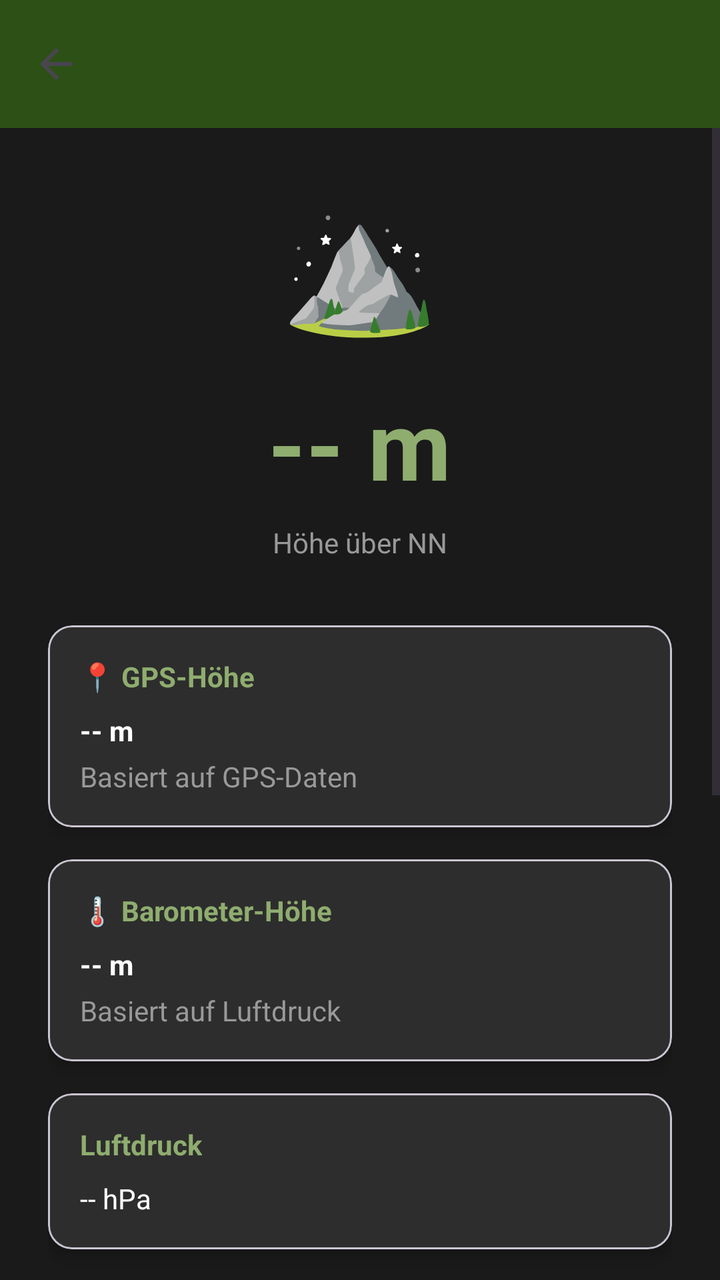
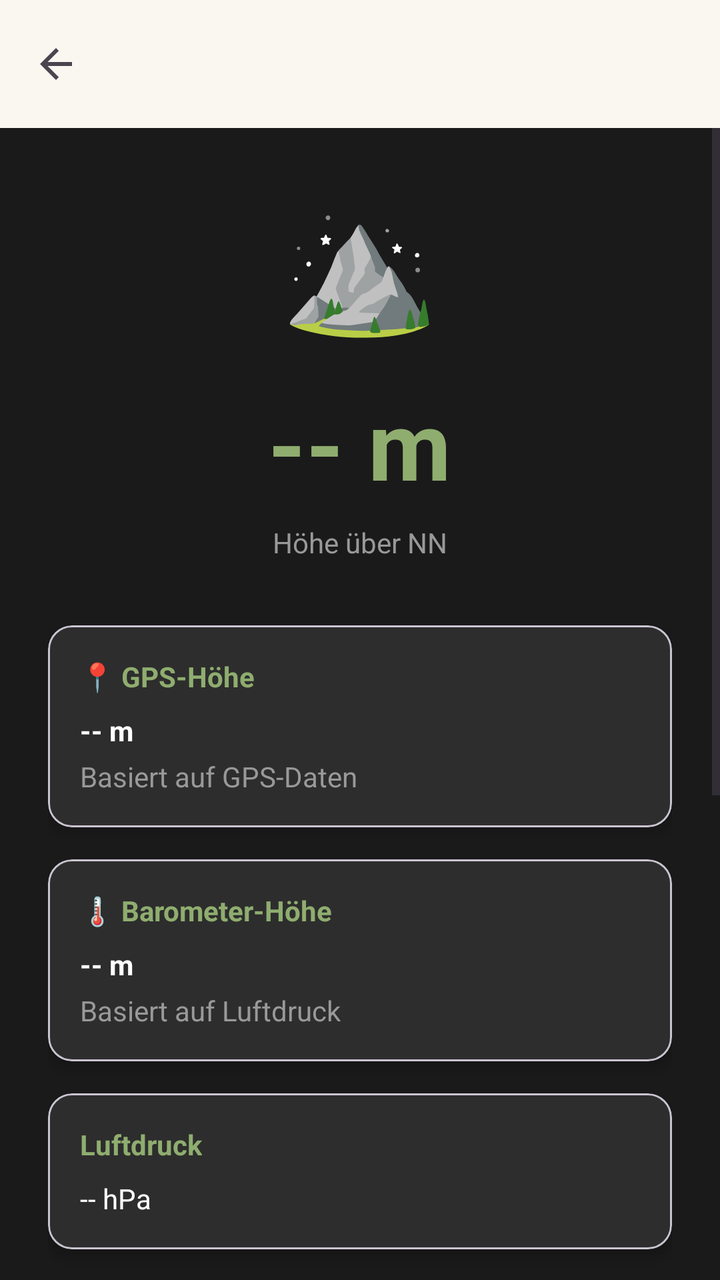

Before-and-after screenshots of an Android layout around one commit, followed by the original layout XML and the change that was made.
<!-- AndroidManifest.xml: application theme Theme.HundeWildnis -->
<!-- res/layout/activity_altimeter.xml -->
<?xml version="1.0" encoding="utf-8"?>
<androidx.coordinatorlayout.widget.CoordinatorLayout
    xmlns:android="http://schemas.android.com/apk/res/android"
    xmlns:app="http://schemas.android.com/apk/res-auto"
    android:layout_width="match_parent"
    android:layout_height="match_parent"
    android:fitsSystemWindows="false"
    android:background="#1a1a1a">

    <com.google.android.material.appbar.AppBarLayout android:id="@+id/appbar"
        android:layout_width="match_parent"
        android:layout_height="wrap_content">

        <androidx.appcompat.widget.Toolbar
            android:id="@+id/toolbar"
            android:layout_width="match_parent"
            android:layout_height="?attr/actionBarSize"
            android:background="#2d5016"
            app:titleTextColor="#FFFFFF"
            app:navigationIcon="?attr/homeAsUpIndicator" />
    </com.google.android.material.appbar.AppBarLayout>

    <ScrollView
        android:layout_width="match_parent"
        android:layout_height="match_parent"
        app:layout_behavior="@string/appbar_scrolling_view_behavior">

        <LinearLayout
            android:layout_width="match_parent"
            android:layout_height="wrap_content"
            android:orientation="vertical"
            android:padding="24dp"
            android:gravity="center_horizontal">

            
            <TextView
                android:layout_width="wrap_content"
                android:layout_height="wrap_content"
                android:layout_marginBottom="16dp"
                android:text="⛰️"
                android:textSize="64sp" />

            
            <TextView
                android:id="@+id/altitudeText"
                android:layout_width="wrap_content"
                android:layout_height="wrap_content"
                android:layout_marginBottom="8dp"
                android:text="-- m"
                android:textColor="#8fad6f"
                android:textSize="48sp"
                android:textStyle="bold" />

            <TextView
                android:layout_width="wrap_content"
                android:layout_height="wrap_content"
                android:layout_marginBottom="32dp"
                android:text="Höhe über NN"
                android:textColor="#999999"
                android:textSize="@dimen/text_body_large" />

            
            <com.google.android.material.card.MaterialCardView
                android:layout_width="match_parent"
                android:layout_height="wrap_content"
                android:layout_marginBottom="16dp"
                app:cardBackgroundColor="#2d2d2d"
                app:cardCornerRadius="12dp"
                app:cardElevation="4dp">

                <LinearLayout
                    android:layout_width="match_parent"
                    android:layout_height="wrap_content"
                    android:orientation="vertical"
                    android:padding="16dp">

                    <TextView
                        android:layout_width="wrap_content"
                        android:layout_height="wrap_content"
                        android:text="📍 GPS-Höhe"
                        android:textColor="#8fad6f"
                        android:textSize="@dimen/text_body_large"
                        android:textStyle="bold"
                        android:layout_marginBottom="8dp" />

                    <TextView
                        android:id="@+id/gpsAltitudeText"
                        android:layout_width="wrap_content"
                        android:layout_height="wrap_content"
                        android:text="-- m"
                        android:textColor="#FFFFFF"
                        android:textSize="@dimen/text_body_large"
                        android:textStyle="bold" />

                    <TextView
                        android:layout_width="wrap_content"
                        android:layout_height="wrap_content"
                        android:layout_marginTop="4dp"
                        android:text="Basiert auf GPS-Daten"
                        android:textColor="#999999"
                        android:textSize="@dimen/text_body_large" />
                </LinearLayout>
            </com.google.android.material.card.MaterialCardView>

            
            <com.google.android.material.card.MaterialCardView
                android:id="@+id/barometerCard"
                android:layout_width="match_parent"
                android:layout_height="wrap_content"
                android:layout_marginBottom="16dp"
                app:cardBackgroundColor="#2d2d2d"
                app:cardCornerRadius="12dp"
                app:cardElevation="4dp">

                <LinearLayout
                    android:layout_width="match_parent"
                    android:layout_height="wrap_content"
                    android:orientation="vertical"
                    android:padding="16dp">

                    <TextView
                        android:layout_width="wrap_content"
                        android:layout_height="wrap_content"
                        android:text="🌡️ Barometer-Höhe"
                        android:textColor="#8fad6f"
                        android:textSize="@dimen/text_body_large"
                        android:textStyle="bold"
                        android:layout_marginBottom="8dp" />

                    <TextView
                        android:id="@+id/barometerAltitudeText"
                        android:layout_width="wrap_content"
                        android:layout_height="wrap_content"
                        android:text="-- m"
                        android:textColor="#FFFFFF"
                        android:textSize="@dimen/text_body_large"
                        android:textStyle="bold" />

                    <TextView
                        android:layout_width="wrap_content"
                        android:layout_height="wrap_content"
                        android:layout_marginTop="4dp"
                        android:text="Basiert auf Luftdruck"
                        android:textColor="#999999"
                        android:textSize="@dimen/text_body_large" />
                </LinearLayout>
            </com.google.android.material.card.MaterialCardView>

            
            <com.google.android.material.card.MaterialCardView
                android:id="@+id/pressureCard"
                android:layout_width="match_parent"
                android:layout_height="wrap_content"
                android:layout_marginBottom="24dp"
                app:cardBackgroundColor="#2d2d2d"
                app:cardCornerRadius="12dp"
                app:cardElevation="4dp">

                <LinearLayout
                    android:layout_width="match_parent"
                    android:layout_height="wrap_content"
                    android:orientation="vertical"
                    android:padding="16dp">

                    <TextView
                        android:layout_width="wrap_content"
                        android:layout_height="wrap_content"
                        android:text="Luftdruck"
                        android:textColor="#8fad6f"
                        android:textSize="@dimen/text_body_large"
                        android:textStyle="bold"
                        android:layout_marginBottom="8dp" />

                    <TextView
                        android:id="@+id/pressureText"
                        android:layout_width="wrap_content"
                        android:layout_height="wrap_content"
                        android:text="-- hPa"
                        android:textColor="#FFFFFF"
                        android:textSize="@dimen/text_body_large" />
                </LinearLayout>
            </com.google.android.material.card.MaterialCardView>

            
            <TextView
                android:id="@+id/accuracyText"
                android:layout_width="wrap_content"
                android:layout_height="wrap_content"
                android:text="Genauigkeit: ± -- m"
                android:textColor="#999999"
                android:textSize="@dimen/text_body_large"
                android:layout_marginBottom="16dp" />

            
            <TextView
                android:id="@+id/statusText"
                android:layout_width="wrap_content"
                android:layout_height="wrap_content"
                android:text="Höhe wird ermittelt..."
                android:textAlignment="center"
                android:textColor="#8fad6f"
                android:textSize="@dimen/text_body_large"
                android:textStyle="bold"
                android:layout_marginBottom="32dp" />

            
            <com.google.android.material.card.MaterialCardView
                android:layout_width="match_parent"
                android:layout_height="wrap_content"
                app:cardBackgroundColor="#252525"
                app:cardCornerRadius="12dp"
                app:strokeColor="#3d3d3d"
                app:strokeWidth="1dp">

                <LinearLayout
                    android:layout_width="match_parent"
                    android:layout_height="wrap_content"
                    android:orientation="vertical"
                    android:padding="16dp">

                    <TextView
                        android:layout_width="wrap_content"
                        android:layout_height="wrap_content"
                        android:text="Messhinweise &amp; Bedingungen"
                        android:textColor="#FFFFFF"
                        android:textSize="14sp"
                        android:textStyle="bold"
                        android:layout_marginBottom="8dp" />

                    <TextView
                        android:layout_width="match_parent"
                        android:layout_height="wrap_content"
                        android:text="• GPS-Höhe: Erfordert freie Sicht zum Himmel. In Gebäuden oder tiefen Tälern oft sehr ungenau.\n\n• Barometer-Höhe: Sehr präzise bei relativen Änderungen (Treppen, Berge). Für absolute Höhe über NN wird automatisch ein Referenzwert (QNH) via Internet von Wetterstationen geladen.\n\n• Geoid-Korrektur: Die App korrigiert den GPS-Fehler (WGS84 vs. MSL) automatisch für genauere Meereshöhen-Angaben.\n\n• Kalibrierung: Ohne Internet wird die GPS-Höhe als Referenz für das Barometer genutzt, sobald die GPS-Genauigkeit ausreichend ist."
                        android:textColor="#CCCCCC"
                        android:textSize="12sp"
                        android:lineSpacingExtra="2dp" />
                </LinearLayout>
            </com.google.android.material.card.MaterialCardView>

        </LinearLayout>
    </ScrollView>

    <ProgressBar
        android:id="@+id/progressBar"
        android:layout_width="wrap_content"
        android:layout_height="wrap_content"
        android:layout_gravity="center"
        android:indeterminateTint="#8fad6f"
        android:visibility="visible" />

</androidx.coordinatorlayout.widget.CoordinatorLayout>
<!-- resources referenced by this layout -->
<resources>
  <dimen name="text_body_large">16sp</dimen>
  <style name="Theme.HundeWildnis" parent="Base.Theme.HundeWildnis" />
  <style name="Base.Theme.HundeWildnis" parent="Theme.Material3.Light.NoActionBar">
          
          <item name="materialButtonStyle">@style/Widget.App.Button</item>
  
          <item name="colorPrimary">#2d5016</item>
          <item name="colorPrimaryVariant">#1a3009</item>
          <item name="colorOnPrimary">#FFFFFF</item>
          <item name="colorSecondary">#6b8e4e</item>
          <item name="colorSecondaryVariant">#4a6135</item>
          <item name="colorOnSecondary">#000000</item>
          <item name="android:statusBarColor">@android:color/transparent</item>
          <item name="android:navigationBarColor">@android:color/transparent</item>
          <item name="android:windowDrawsSystemBarBackgrounds">true</item>
          <item name="android:windowLightStatusBar">true</item>
          <item name="android:windowLightNavigationBar" tools:targetApi="27">true</item>
          <item name="android:enforceNavigationBarContrast" tools:targetApi="q">false</item>
          <item name="android:enforceStatusBarContrast" tools:targetApi="q">false</item>
  
          
          <item name="colorAccent">#2d5016</item>
          <item name="android:textColorPrimary">#000000</item>
  
          
          <item name="materialAlertDialogTheme">@style/AlertDialogTheme</item>
          <item name="alertDialogTheme">@style/AlertDialogTheme</item>
  
          
          <item name="actionMenuTextColor">#FFFFFF</item>
          <item name="actionOverflowButtonStyle">@style/Widget.App.Overflow</item>
  
          
          <item name="android:windowBackground">#FFFFFF</item>
          <item name="android:colorBackground">#FFFFFF</item>
      </style>
  <style name="Widget.App.Overflow" parent="Widget.AppCompat.ActionButton.Overflow">
          <item name="android:src">@drawable/ic_menu_hamburger</item>
      </style>
  <dimen name="text_button_large">20sp</dimen>
  <style name="DialogButtonStyle.Light" parent="Widget.Material3.Button.TextButton.Dialog">
          
          <item name="android:textColor">#2d5016</item>
  
          
          <item name="android:textSize">13sp</item>
          <item name="android:textAllCaps">false</item>
          <item name="android:maxLines">2</item>
          <item name="android:singleLine">false</item>
          <item name="android:ellipsize">none</item>
          <item name="autoSizeTextType">uniform</item>
          <item name="autoSizeMinTextSize">10sp</item>
          <item name="autoSizeMaxTextSize">16sp</item>
  
          
          <item name="android:paddingStart">2dp</item>
          <item name="android:paddingEnd">2dp</item>
          <item name="android:minWidth">0dp</item>
          <item name="android:insetLeft">0dp</item>
          <item name="android:insetRight">0dp</item>
          <item name="android:insetTop">0dp</item>
          <item name="android:insetBottom">0dp</item>
  
          
          <item name="backgroundTint">@android:color/transparent</item>
  
          
          <item name="rippleColor">#332d5016</item>
      </style>
  <style name="Widget.App.ButtonBar" parent="Widget.AppCompat.ButtonBar.AlertDialog">
          <item name="android:padding">0dp</item>
      </style>
  <!-- drawable ic_menu_hamburger (drawable) -->
  <vector xmlns:android="http://schemas.android.com/apk/res/android"
      android:width="24dp"
      android:height="24dp"
      android:viewportWidth="24"
      android:viewportHeight="24">
      <path
          android:fillColor="#FFFFFF"
          android:pathData="M3,18h18v-2H3V18z M3,13h18v-2H3V13z M3,6v2h18V6H3z" />
  </vector>
  <!-- unchanged entries left out for length: 2 -->
</resources>

<!-- the commit's change to res/layout/activity_altimeter.xml (unified diff, before → after) -->
@@ -15,8 +15,8 @@
             android:id="@+id/toolbar"
             android:layout_width="match_parent"
             android:layout_height="?attr/actionBarSize"
-            android:background="#2d5016"
-            app:titleTextColor="#FFFFFF"
+            android:background="?attr/colorPrimary"
+            app:titleTextColor="?attr/colorOnPrimary"
             app:navigationIcon="?attr/homeAsUpIndicator" />
     </com.google.android.material.appbar.AppBarLayout>
 
<!-- resource entries referenced after the edit -->
@@ -6,14 +6,12 @@
           
           <item name="materialButtonStyle">@style/Widget.App.Button</item>
   
-          <item name="colorPrimary">#2d5016</item>
-          <item name="colorPrimaryVariant">#1a3009</item>
-          <item name="colorOnPrimary">#FFFFFF</item>
-          <item name="colorSecondary">#6b8e4e</item>
-          <item name="colorSecondaryVariant">#4a6135</item>
-          <item name="colorOnSecondary">#000000</item>
-          <item name="android:statusBarColor">@android:color/transparent</item>
-          <item name="android:navigationBarColor">@android:color/transparent</item>
+          <item name="colorPrimary">@color/rd_bg_light</item>
+          <item name="colorOnPrimary">@color/rd_text_primary_light</item>
+          <item name="colorSecondary">@color/rd_group2_accent_light</item>
+          <item name="colorOnSecondary">#FFFFFF</item>
+          <item name="android:statusBarColor">@color/rd_bg_light</item>
+          <item name="android:navigationBarColor">@color/rd_bg_light</item>
           <item name="android:windowDrawsSystemBarBackgrounds">true</item>
           <item name="android:windowLightStatusBar">true</item>
           <item name="android:windowLightNavigationBar" tools:targetApi="27">true</item>
@@ -21,7 +19,7 @@
           <item name="android:enforceStatusBarContrast" tools:targetApi="q">false</item>
   
           
-          <item name="colorAccent">#2d5016</item>
+          <item name="colorAccent">@color/rd_group2_accent_light</item>
           <item name="android:textColorPrimary">#000000</item>
   
           
@@ -29,20 +27,23 @@
           <item name="alertDialogTheme">@style/AlertDialogTheme</item>
   
           
-          <item name="actionMenuTextColor">#FFFFFF</item>
+          <item name="actionMenuTextColor">@color/rd_text_primary_light</item>
           <item name="actionOverflowButtonStyle">@style/Widget.App.Overflow</item>
   
           
-          <item name="android:windowBackground">#FFFFFF</item>
-          <item name="android:colorBackground">#FFFFFF</item>
+          <item name="android:windowBackground">@color/rd_bg_light</item>
+          <item name="android:colorBackground">@color/rd_bg_light</item>
       </style>
+  <color name="rd_bg_light">#FAF7F0</color>
+  <color name="rd_text_primary_light">#2B2620</color>
+  <color name="rd_group2_accent_light">#8A7A1F</color>
   <style name="Widget.App.Overflow" parent="Widget.AppCompat.ActionButton.Overflow">
           <item name="android:src">@drawable/ic_menu_hamburger</item>
       </style>
   <dimen name="text_button_large">20sp</dimen>
   <style name="DialogButtonStyle.Light" parent="Widget.Material3.Button.TextButton.Dialog">
           
-          <item name="android:textColor">#2d5016</item>
+          <item name="android:textColor">?attr/colorSecondary</item>
   
           
           <item name="android:textSize">13sp</item>
